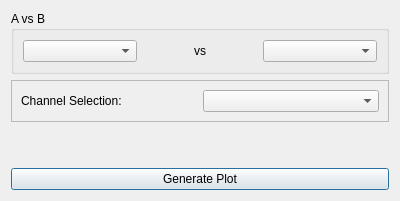
Qt form massGui/ui/avsbSetup.ui (gmondee/massGui) before a commit.
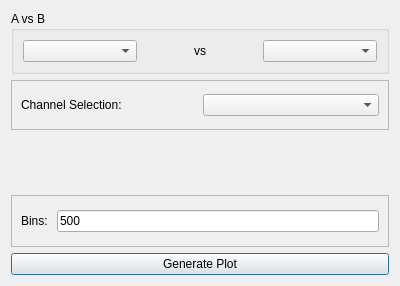
The same form after that commit. Custom widgets are drawn as their Qt base class.

What changed in the file:
```diff
--- a/massGui/ui/avsbSetup.ui
+++ b/massGui/ui/avsbSetup.ui
@@ -7,7 +7,7 @@
     <x>0</x>
     <y>0</y>
     <width>400</width>
-    <height>201</height>
+    <height>286</height>
    </rect>
   </property>
   <property name="windowTitle">
@@ -70,6 +70,35 @@
    <item>
     <widget class="StatesGrid" name="statesGrid" native="true"/>
    </item>
+   <item>
+    <widget class="QFrame" name="binsFrame">
+     <property name="frameShape">
+      <enum>QFrame::StyledPanel</enum>
+     </property>
+     <property name="frameShadow">
+      <enum>QFrame::Raised</enum>
+     </property>
+     <layout class="QHBoxLayout" name="horizontalLayout_3">
+      <item>
+       <widget class="QLabel" name="label_3">
+        <property name="text">
+         <string>Bins: </string>
+        </property>
+       </widget>
+      </item>
+      <item>
+       <widget class="QLineEdit" name="binsBox">
+        <property name="inputMethodHints">
+         <set>Qt::ImhPreferNumbers</set>
+        </property>
+        <property name="text">
+         <string>500</string>
+        </property>
+       </widget>
+      </item>
+     </layout>
+    </widget>
+   </item>
    <item>
     <widget class="QPushButton" name="plotButton">
      <property name="text">
```
